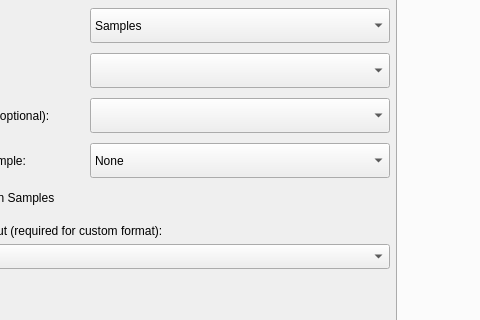
Qt form ui/ExporterUI.ui (kathrynmetcalf/GeoCORK) before a commit; both pictures show x 143 to 623 and y 119 to 439 of the 1071 by 644 pixel window.
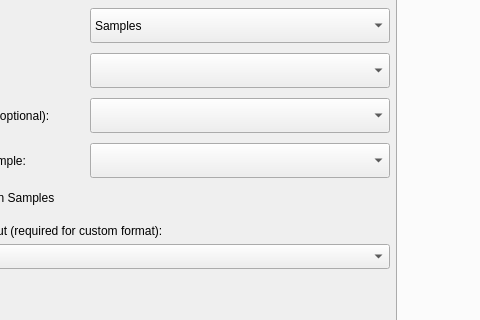
The same form after that commit. Custom widgets are drawn as their Qt base class.

The edit to the form file:
```diff
--- a/ui/ExporterUI.ui
+++ b/ui/ExporterUI.ui
@@ -332,19 +332,14 @@
           </size>
          </property>
          <property name="currentText">
-          <string>None</string>
+          <string/>
          </property>
          <property name="currentIndex">
-          <number>0</number>
+          <number>-1</number>
          </property>
          <property name="placeholderText">
-          <string>None</string>
+          <string/>
          </property>
-         <item>
-          <property name="text">
-           <string>None</string>
-          </property>
-         </item>
         </widget>
        </item>
        <item row="3" column="0">
```
Left out of the diff: 14 changed lines with no effect on the pictures.
